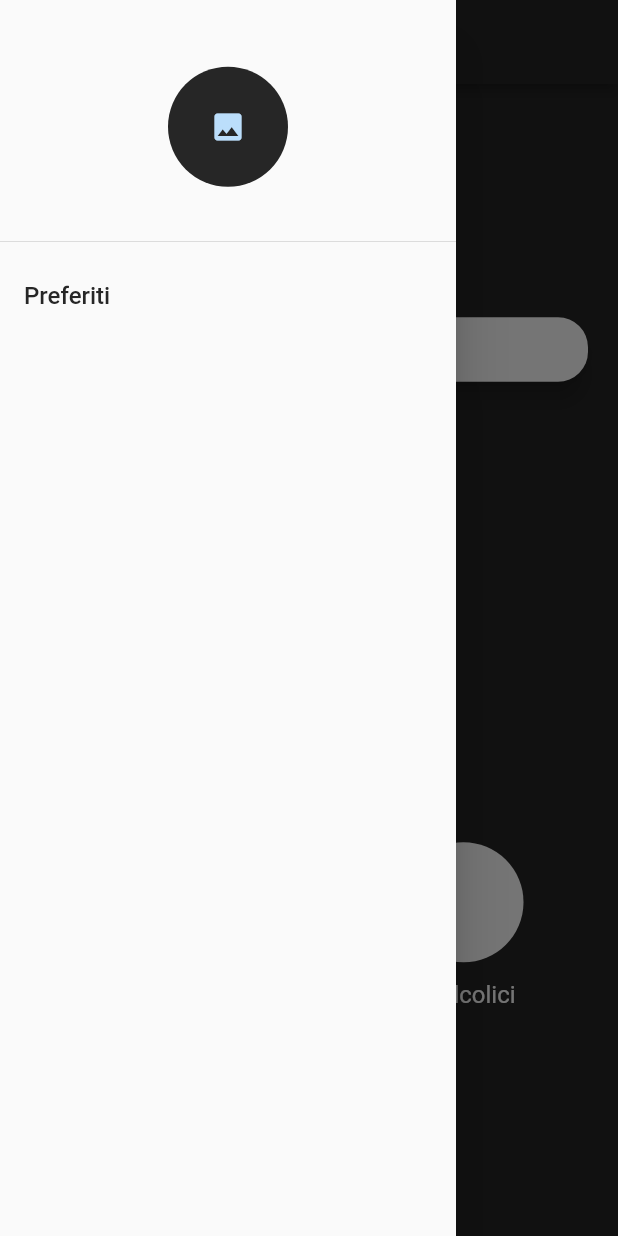
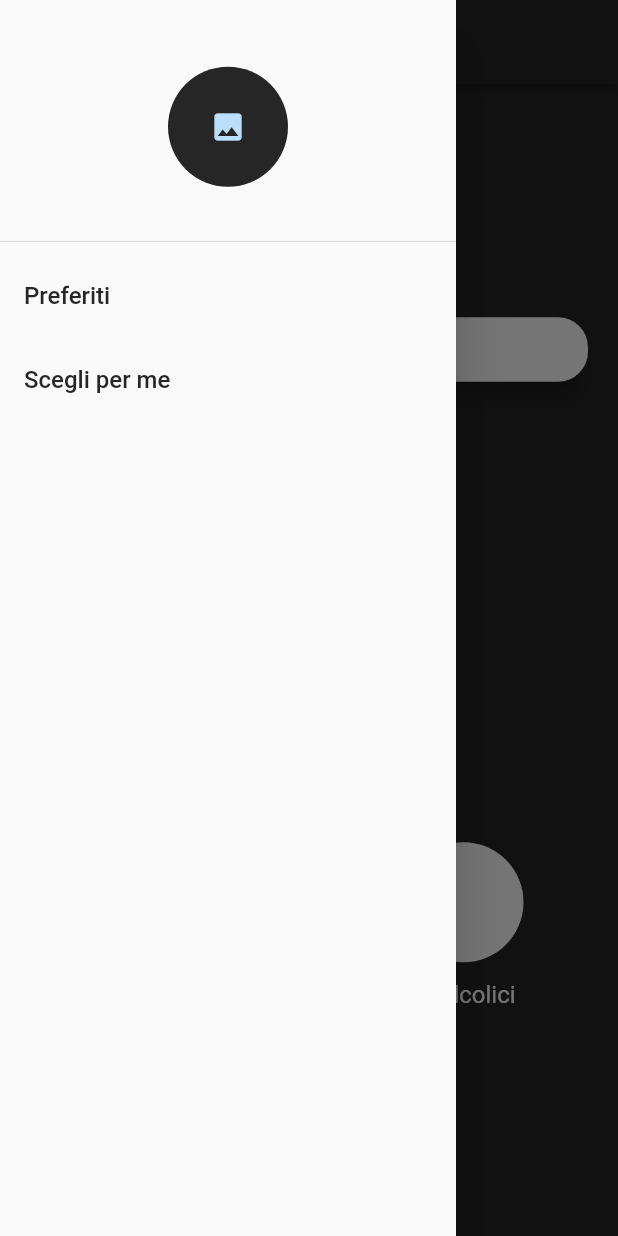
Before and after one commit to Albenga96/cocktailapp, a Flutter app: the screen it shows after launch, with the side drawer open, on a phone screen of 412 x 824 dp. Run offline on Flutter 3.47's test engine with Material 2 defaults, Android fonts, the phone set to English and light mode, and no system bars; our stand-ins replace flutter_keyboard_visibility.

Commit message:
Added drawer item

```diff
--- a/lib/src/presentation/widgets/home/cocktail_drawer.dart
+++ b/lib/src/presentation/widgets/home/cocktail_drawer.dart
@@ -23,8 +23,16 @@ class CocktailDrawer extends StatelessWidget {
             ),
           ),
           ListTile(
+            onTap: () {},
             title: Text(
               "Preferiti",
+              style: cocktailsLightTheme().textTheme.headline3,
+            ),
+          ),
+          ListTile(
+            onTap: () {},
+            title: Text(
+              "Scegli per me",
               style: cocktailsLightTheme().textTheme.headline3,
             ),
           ),
```
